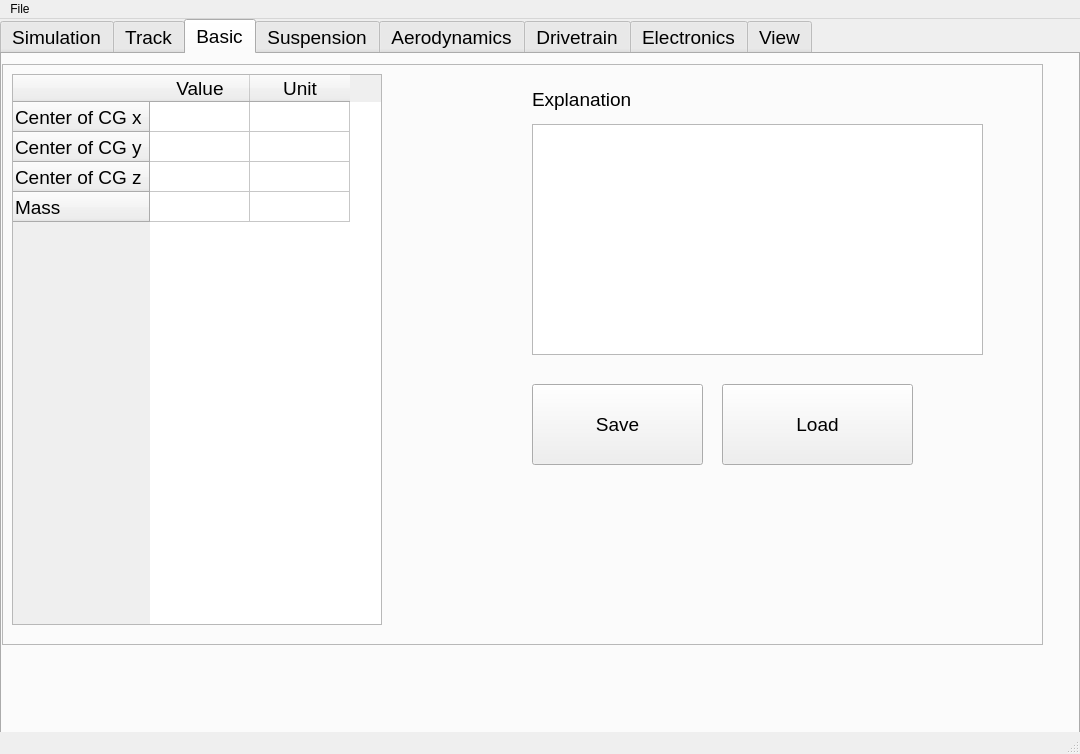
Above: GUI.ui from Zaapex/Lap-time-simulation before the change. Below: the same form after it.
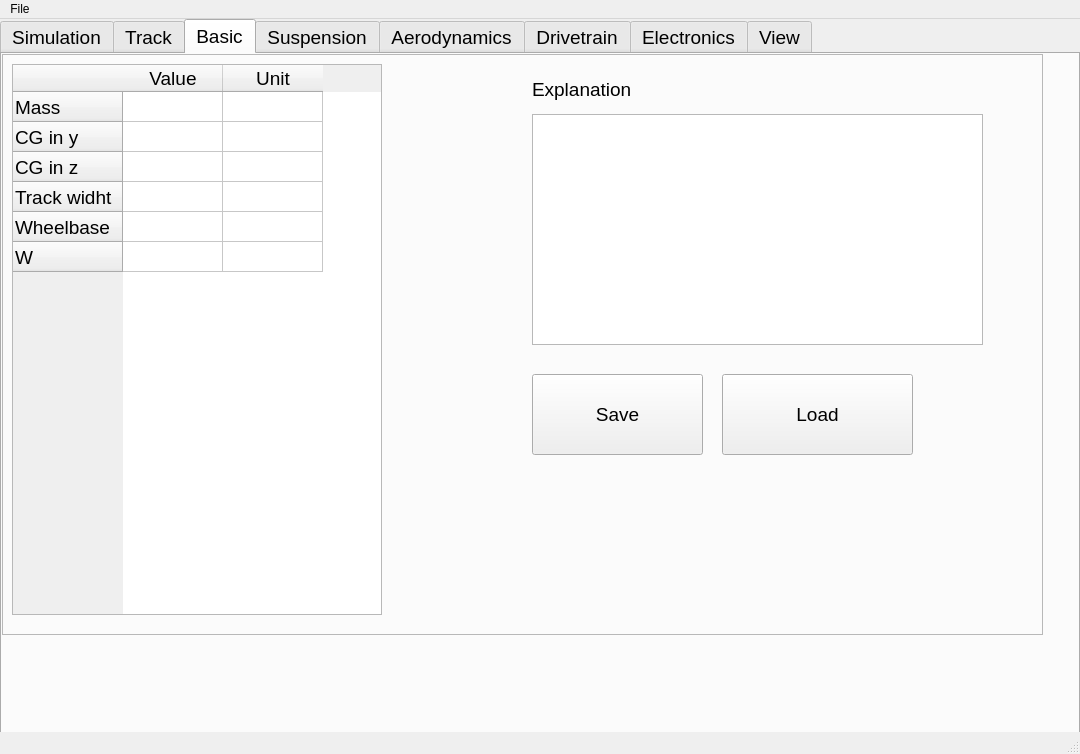
That is the form after the change. The open tabs and pages were chosen to show the change. Icons and pictures are not drawn.

```diff
--- a/GUI.ui
+++ b/GUI.ui
@@ -343,7 +343,7 @@
       <property name="geometry">
        <rect>
         <x>0</x>
-        <y>10</y>
+        <y>0</y>
         <width>1041</width>
         <height>581</height>
        </rect>
@@ -363,26 +363,36 @@
          <height>551</height>
         </rect>
        </property>
-       <row>
-        <property name="text">
-         <string notr="true">Center of CG x</string>
-        </property>
-       </row>
-       <row>
-        <property name="text">
-         <string>Center of CG y</string>
-        </property>
-       </row>
-       <row>
-        <property name="text">
-         <string>Center of CG z</string>
-        </property>
-       </row>
        <row>
         <property name="text">
          <string>Mass</string>
         </property>
        </row>
+       <row>
+        <property name="text">
+         <string>CG in y</string>
+        </property>
+       </row>
+       <row>
+        <property name="text">
+         <string>CG in z</string>
+        </property>
+       </row>
+       <row>
+        <property name="text">
+         <string>Track widht</string>
+        </property>
+       </row>
+       <row>
+        <property name="text">
+         <string>Wheelbase</string>
+        </property>
+       </row>
+       <row>
+        <property name="text">
+         <string>W</string>
+        </property>
+       </row>
        <column>
         <property name="text">
          <string>Value</string>
```
Left out of the diff: 134 changed lines with no effect on the pictures.
